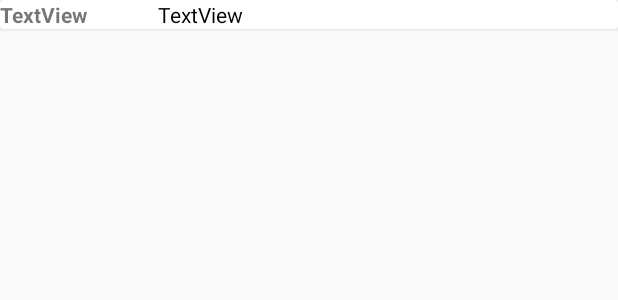
After one commit to SEG2105-uottawa/seg2105f20-project-project_gr-09, an Android app: the layout employee_provideddocuments_item.xml on its own in the app's theme, with its tools: preview values and no code run, on a phone screen of 412 x 824 dp. The commit adds this screen. Shown: the top 300 px of the screen. Run offline under Robolectric (Android 15) with nearby library versions, the phone set to English and light mode, and no system bars.

Commit message:
Completed most of review service request dialog

```diff
--- /dev/null
+++ b/app/src/main/res/layout/employee_provideddocuments_item.xml
@@ -0,0 +1,29 @@
+<?xml version="1.0" encoding="utf-8"?>
+<RelativeLayout xmlns:android="http://schemas.android.com/apk/res/android"
+                android:layout_width="match_parent"
+                android:layout_height="match_parent">
+
+    <androidx.cardview.widget.CardView
+            android:layout_width="match_parent"
+            android:layout_height="wrap_content">
+        <LinearLayout
+                android:layout_width="match_parent"
+                android:layout_height="match_parent">
+
+            <TextView
+                    android:text="TextView"
+                    android:layout_width="85dp"
+                    android:layout_height="wrap_content"
+                    android:id="@+id/reviewServiceRequest_providedDocs_keyTextView" android:textStyle="bold"/>
+            <Space
+                    android:layout_width="20dp"
+                    android:layout_height="wrap_content"/>
+            <TextView
+                    android:text="TextView"
+                    android:layout_width="wrap_content"
+                    android:layout_height="wrap_content"
+                    android:id="@+id/reviewServiceRequest_providedDocs_valueTextView"
+                    android:textColor="#000000"/>
+        </LinearLayout>
+    </androidx.cardview.widget.CardView>
+</RelativeLayout>
```
Also changed, not shown: app/src/main/java/me/kianbazza/servicenovigrad/employee/adapters/CustomerInfoRecyclerAdapter.java (added, +68 -0 lines), app/src/main/java/me/kianbazza/servicenovigrad/employee/adapters/ProvidedDocumentsRecyclerAdapter.java (added, +89 -0 lines), app/src/main/java/me/kianbazza/servicenovigrad/employee/fragments/ReviewServiceRequestDialog.java (+71 -10 lines), app/src/main/res/layout/employee_customerinfo_item.xml (added, +30 -0 lines).
